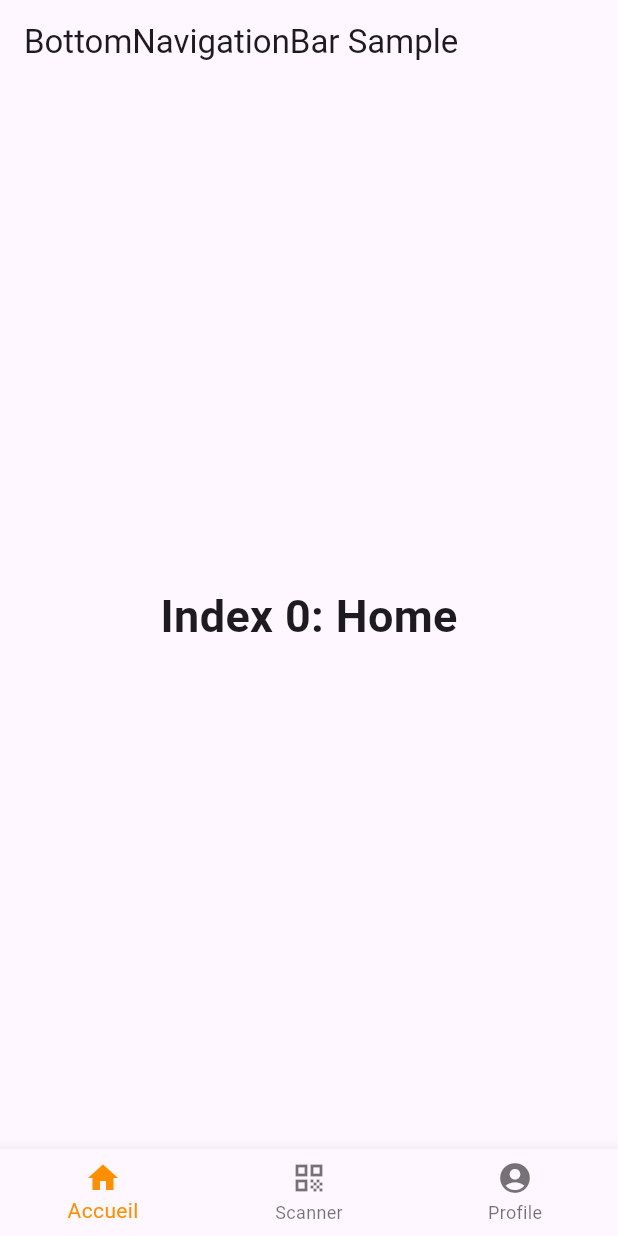
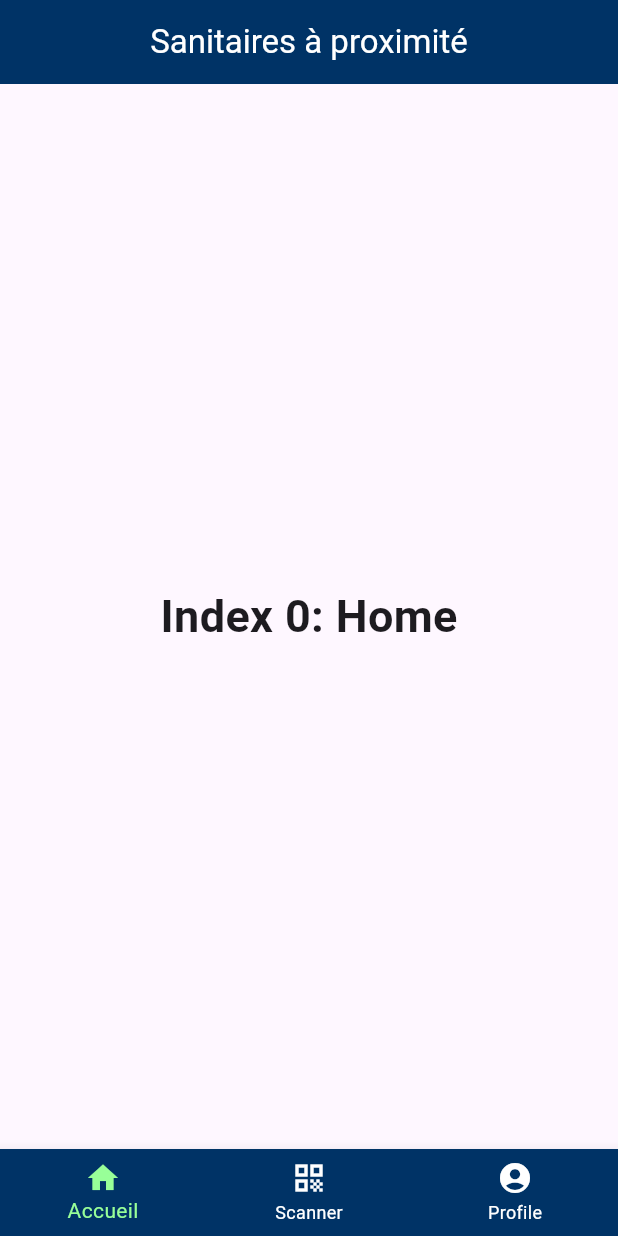
Before and after one commit to AlbertMcAvoy/sesame, a Flutter app: the screen it shows after launch, on a phone screen of 412 x 824 dp. Run offline on Flutter 3.47's test engine with Material 3 defaults, Android fonts, the light colour scheme and no system bars.

Commit message:
[ADD] - layout part 2

```diff
--- a/frontend/lib/layout.dart
+++ b/frontend/lib/layout.dart
@@ -34,7 +34,15 @@ class _LayoutState extends State<Layout> {
   Widget build(BuildContext context) {
     return Scaffold(
       appBar: AppBar(
-        title: const Text('BottomNavigationBar Sample'),
+        title: Center(
+          child: Text(
+            'Sanitaires à proximité',
+            style: TextStyle(
+              color: Colors.white,
+            ),
+          ),
+        ),
+        backgroundColor: Color(0xff003366),
       ),
       body: Center(
         child: _widgetOptions.elementAt(_selectedIndex),
@@ -55,7 +63,9 @@ class _LayoutState extends State<Layout> {
           ),
         ],
         currentIndex: _selectedIndex,
-        selectedItemColor: Colors.amber[800],
+        unselectedItemColor: Colors.white,
+        selectedItemColor: Color(0xff98FF98),
+        backgroundColor: Color(0xff003366),
         onTap: _onItemTapped,
       ),
     );
```
